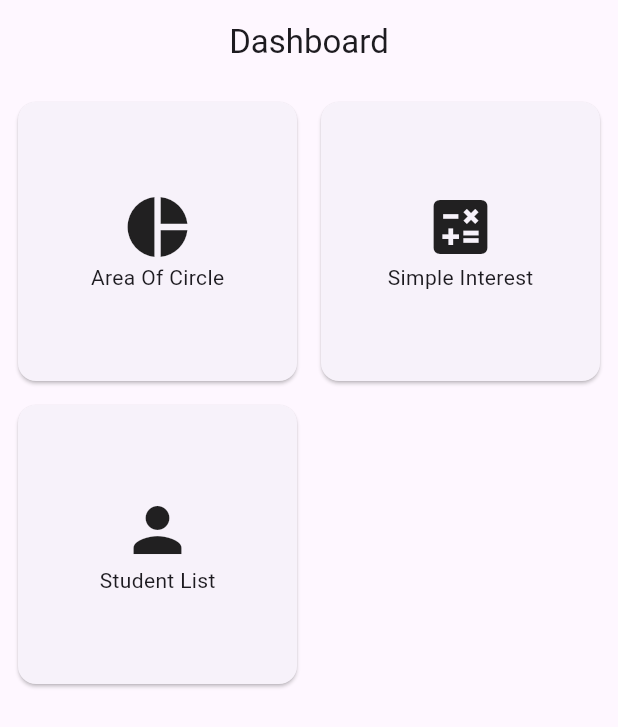
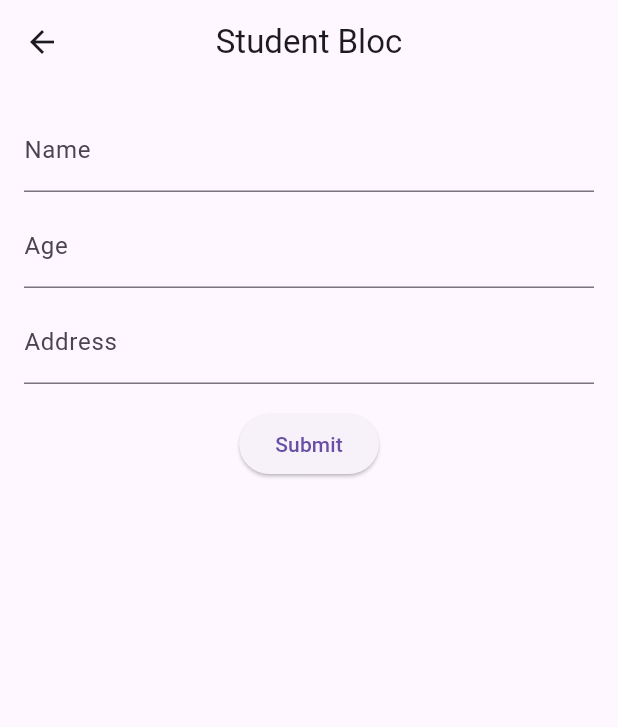
Before and after one commit to ashishmool/class_assignment_2, a Flutter app: the screen it shows after launch, after a tap on "Student List", on a phone screen of 412 x 824 dp. Shown: the top 727 px of the screen. Run offline on Flutter 3.47's test engine with Material 3 defaults, Android fonts, the phone set to English and light mode, and no system bars; our stand-ins replace bloc, equatable, flutter_bloc, get_it.

Commit message:
student list
-- added equatable dependency
-- created student model extending equatable
-- created student view, state, event and bloc
-- updated dashboard and service locator for navigation
-- tested results

```diff
--- a/lib/bloc/dashboard_bloc.dart
+++ b/lib/bloc/dashboard_bloc.dart
@@ -2,19 +2,23 @@ import 'package:flutter/material.dart';
 import 'package:flutter_bloc/flutter_bloc.dart';
 
 import '../view/area_circle_view.dart';
-import '../view/simple_interest_view.dart';  // Add the import for SimpleInterestView
+import '../view/simple_interest_view.dart';
+import '../view/student_view.dart';
 import 'area_circle/area_circle_bloc.dart';
-import 'simple_interest/simple_interest_bloc.dart';  // Import for SimpleInterestBloc
+import 'simple_interest/simple_interest_bloc.dart';
+import 'student/student_bloc.dart';
 
 class DashboardBloc extends Cubit<void> {
   DashboardBloc(
       this._areaCircleBloc,
       this._simpleInterestBloc,
+      this._studentBloc,
       ) : super(null);
 
   // Instances
   final AreaCircleBloc _areaCircleBloc;
   final SimpleInterestBloc _simpleInterestBloc;
+  final StudentBloc _studentBloc;
 
   // Area Circle View
   void openAreaCircleView(BuildContext context) {
@@ -36,7 +40,20 @@ class DashboardBloc extends Cubit<void> {
       MaterialPageRoute(
         builder: (_) => BlocProvider.value(
           value: _simpleInterestBloc,
-          child: SimpleInterestView(),  // Navigate to SimpleInterestView
+          child: SimpleInterestView(),
+        ),
+      ),
+    );
+  }
+
+  // Student View
+  void openStudentView(BuildContext context) {
+    Navigator.push(
+      context,
+      MaterialPageRoute(
+        builder: (_) => BlocProvider.value(
+          value: _studentBloc,
+          child: StudentView(),
         ),
       ),
     );
--- /dev/null
+++ b/lib/bloc/student/student_bloc.dart
@@ -0,0 +1,26 @@
+import 'package:bloc/bloc.dart';
+import '../../model/student_model.dart';
+import 'student_event.dart';
+import 'student_state.dart';
+
+class StudentBloc extends Bloc<StudentEvent, StudentState> {
+  final List<StudentModel> _students = [];
+
+  StudentBloc() : super(StudentInitial()) {
+    on<AddStudent>((event, emit) {
+      emit(StudentLoading());
+      _students.add(StudentModel(
+        name: event.name,
+        age: event.age,
+        address: event.address,
+      ));
+      emit(StudentLoaded(_students));
+    });
+
+    on<DeleteStudent>((event, emit) {
+      emit(StudentLoading());
+      _students.removeAt(event.index);
+      emit(StudentLoaded(_students));
+    });
+  }
+}
--- /dev/null
+++ b/lib/bloc/student/student_event.dart
@@ -0,0 +1,26 @@
+import 'package:equatable/equatable.dart';
+
+abstract class StudentEvent extends Equatable {
+  @override
+  List<Object?> get props => [];
+}
+
+class AddStudent extends StudentEvent {
+  final String name;
+  final int age;
+  final String address;
+
+  AddStudent(this.name, this.age, this.address);
+
+  @override
+  List<Object?> get props => [name, age, address];
+}
+
+class DeleteStudent extends StudentEvent {
+  final int index;
+
+  DeleteStudent(this.index);
+
+  @override
+  List<Object?> get props => [index];
+}
--- /dev/null
+++ b/lib/bloc/student/student_state.dart
@@ -0,0 +1,20 @@
+
+import '../../model/student_model.dart';
+
+abstract class StudentState {}
+
+class StudentInitial extends StudentState {}
+
+class StudentLoading extends StudentState {}
+
+class StudentLoaded extends StudentState {
+  final List<StudentModel> students;
+
+  StudentLoaded(this.students);
+}
+
+class StudentError extends StudentState {
+  final String message;
+
+  StudentError(this.message);
+}
--- /dev/null
+++ b/lib/model/student_model.dart
@@ -0,0 +1,21 @@
+import 'package:equatable/equatable.dart';
+
+class StudentModel extends Equatable {
+  final String name;
+  final int age;
+  final String address;
+
+  const StudentModel({
+    required this.name,
+    required this.age,
+    required this.address
+  });
+
+  @override
+  List<Object?> get props => [
+    name,
+    age,
+    address,
+  ];
+
+}
--- a/lib/service_locator/service_locator.dart
+++ b/lib/service_locator/service_locator.dart
@@ -1,4 +1,5 @@
 import 'package:class_assignment_2/bloc/simple_interest/simple_interest_bloc.dart';
+import 'package:class_assignment_2/bloc/student/student_bloc.dart';
 import 'package:get_it/get_it.dart';
 
 import '../bloc/area_circle/area_circle_bloc.dart';
@@ -14,10 +15,12 @@ void _initBloc() {
   // Individual Blocs
   serviceLocator.registerLazySingleton(() => AreaCircleBloc());
   serviceLocator.registerLazySingleton(() => SimpleInterestBloc());
+  serviceLocator.registerLazySingleton(() => StudentBloc());
 
   // DashboardBloc to pass AreaCircleBloc and SimpleInterestBloc
   serviceLocator.registerFactory(() => DashboardBloc(
     serviceLocator<AreaCircleBloc>(),
     serviceLocator<SimpleInterestBloc>(),
+    serviceLocator<StudentBloc>(),
   ));
 }
--- a/lib/view/dashboard_bloc_view.dart
+++ b/lib/view/dashboard_bloc_view.dart
@@ -52,6 +52,7 @@ class DashboardBlocView extends StatelessWidget {
           Card(
             child: InkWell(
               onTap: () {
+                context.read<DashboardBloc>().openStudentView(context);
 
               },
               child: Column(
--- /dev/null
+++ b/lib/view/student_view.dart
@@ -0,0 +1,103 @@
+import 'package:flutter/material.dart';
+import 'package:flutter_bloc/flutter_bloc.dart';
+
+import '../bloc/student/student_bloc.dart';
+import '../bloc/student/student_event.dart';
+import '../bloc/student/student_state.dart';
+
+class StudentView extends StatelessWidget {
+  final _nameController = TextEditingController();
+  final _ageController = TextEditingController();
+  final _addressController = TextEditingController();
+
+  @override
+  Widget build(BuildContext context) {
+    return Scaffold(
+      appBar: AppBar(
+        title: const Text('Student Bloc'),
+        centerTitle: true,
+      ),
+      body: SafeArea(
+        child: Padding(
+          padding: const EdgeInsets.all(16.0),
+          child: Column(
+            children: [
+              // Name Input
+              TextField(
+                controller: _nameController,
+                decoration: const InputDecoration(labelText: 'Name'),
+              ),
+              const SizedBox(height: 8),
+              // Age Input
+              TextField(
+                controller: _ageController,
+                keyboardType: TextInputType.number,
+                decoration: const InputDecoration(labelText: 'Age'),
+              ),
+              const SizedBox(height: 8),
+              // Address Input
+              TextField(
+                controller: _addressController,
+                decoration: const InputDecoration(labelText: 'Address'),
+              ),
+              const SizedBox(height: 16),
+              ElevatedButton(
+                onPressed: () {
+                  final name = _nameController.text;
+                  final age = int.tryParse(_ageController.text) ?? 0;
+                  final address = _addressController.text;
+
+                  if (name.isNotEmpty && age > 0 && address.isNotEmpty) {
+                    context.read<StudentBloc>().add(AddStudent(name, age, address));
+                    _nameController.clear();
+                    _ageController.clear();
+                    _addressController.clear();
+                  } else {
+                    ScaffoldMessenger.of(context).showSnackBar(
+                      const SnackBar(content: Text('Please fill all fields')),
+                    );
+                  }
+                },
+                child: const Text('Submit'),
+              ),
+              const SizedBox(height: 16),
+              Expanded(
+                child: BlocBuilder<StudentBloc, StudentState>(
+                  builder: (context, state) {
+                    if (state is StudentLoading) {
+                      return const Center(child: CircularProgressIndicator());
+                    } else if (state is StudentLoaded) {
+                      final students = state.students;
+                      if (students.isEmpty) {
+                        return const Center(child: Text('No students added yet.'));
+                      }
+                      return ListView.builder(
+                        itemCount: students.length,
+                        itemBuilder: (context, index) {
+                          final student = students[index];
+                          return ListTile(
+                            title: Text(student.name),
+                            subtitle: Text('Age: ${student.age}\nAddress: ${student.address}'),
+                            trailing: IconButton(
+                              icon: const Icon(Icons.delete),
+                              onPressed: () {
+                                context.read<StudentBloc>().add(DeleteStudent(index));
+                              },
+                            ),
+                          );
+                        },
+                      );
+                    } else if (state is StudentError) {
+                      return Center(child: Text(state.message));
+                    }
+                    return const SizedBox.shrink();
+                  },
+                ),
+              ),
+            ],
+          ),
+        ),
+      ),
+    );
+  }
+}
--- a/pubspec.yaml
+++ b/pubspec.yaml
@@ -36,6 +36,7 @@ dependencies:
   cupertino_icons: ^1.0.8
   flutter_bloc: ^8.1.6
   get_it: ^8.0.3
+  equatable: ^2.0.7
 
 dev_dependencies:
   flutter_test:
```
Also changed, not shown: pubspec.lock.
